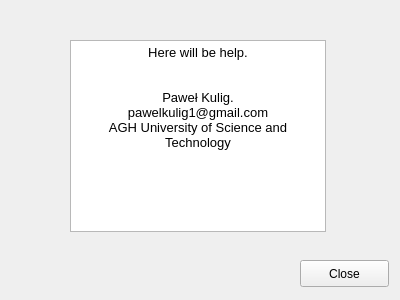
Qt form Tensor/helpWindow.ui (pawelkulig1/Demagnetization-Tensor-Tool) before a commit.
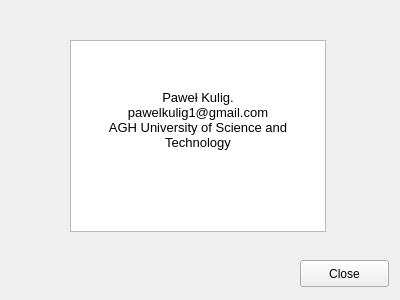
The same form after that commit.

Commit message: help window text changed

```diff
--- a/Tensor/helpWindow.ui
+++ b/Tensor/helpWindow.ui
@@ -27,7 +27,7 @@
 &lt;html&gt;&lt;head&gt;&lt;meta name=&quot;qrichtext&quot; content=&quot;1&quot; /&gt;&lt;style type=&quot;text/css&quot;&gt;
 p, li { white-space: pre-wrap; }
 &lt;/style&gt;&lt;/head&gt;&lt;body style=&quot; font-family:'Sans Serif'; font-size:10pt; font-weight:400; font-style:normal;&quot;&gt;
-&lt;p align=&quot;center&quot; style=&quot; margin-top:0px; margin-bottom:0px; margin-left:0px; margin-right:0px; -qt-block-indent:0; text-indent:0px;&quot;&gt;Here will be help.&lt;/p&gt;
+&lt;p align=&quot;center&quot; style=&quot;-qt-paragraph-type:empty; margin-top:0px; margin-bottom:0px; margin-left:0px; margin-right:0px; -qt-block-indent:0; text-indent:0px;&quot;&gt;&lt;br /&gt;&lt;/p&gt;
 &lt;p align=&quot;center&quot; style=&quot;-qt-paragraph-type:empty; margin-top:0px; margin-bottom:0px; margin-left:0px; margin-right:0px; -qt-block-indent:0; text-indent:0px;&quot;&gt;&lt;br /&gt;&lt;/p&gt;
 &lt;p align=&quot;center&quot; style=&quot;-qt-paragraph-type:empty; margin-top:0px; margin-bottom:0px; margin-left:0px; margin-right:0px; -qt-block-indent:0; text-indent:0px;&quot;&gt;&lt;br /&gt;&lt;/p&gt;
 &lt;p align=&quot;center&quot; style=&quot; margin-top:0px; margin-bottom:0px; margin-left:0px; margin-right:0px; -qt-block-indent:0; text-indent:0px;&quot;&gt;Paweł Kulig.&lt;/p&gt;
```
The commit also changes 1 other file.
